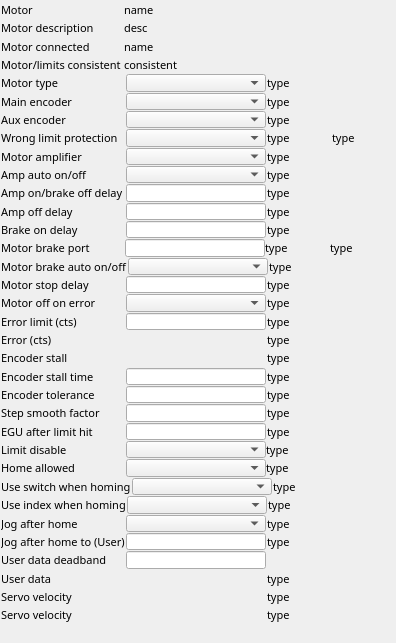
Above: GalilSup/op/ui/galil_motor_extras.ui from motorapp/Galil before the change. Below: the same form after it.
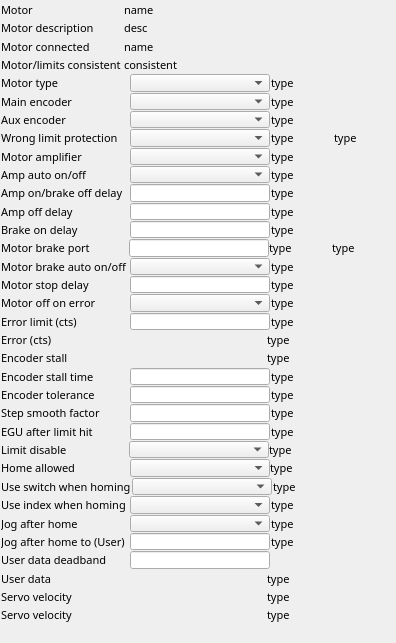
That is the form after the change. Custom widgets are drawn as their Qt base class.

Diff of the .ui file:
```diff
--- a/GalilSup/op/ui/galil_motor_extras.ui
+++ b/GalilSup/op/ui/galil_motor_extras.ui
@@ -345,7 +345,7 @@
        </property>
        <property name="minimumSize">
         <size>
-         <width>124</width>
+         <width>128</width>
          <height>0</height>
         </size>
        </property>
@@ -436,7 +436,7 @@
        </property>
        <property name="minimumSize">
         <size>
-         <width>124</width>
+         <width>128</width>
          <height>0</height>
         </size>
        </property>
@@ -527,7 +527,7 @@
        </property>
        <property name="minimumSize">
         <size>
-         <width>124</width>
+         <width>128</width>
          <height>0</height>
         </size>
        </property>
@@ -618,7 +618,7 @@
        </property>
        <property name="minimumSize">
         <size>
-         <width>124</width>
+         <width>128</width>
          <height>0</height>
         </size>
        </property>
@@ -741,7 +741,7 @@
        </property>
        <property name="minimumSize">
         <size>
-         <width>124</width>
+         <width>128</width>
          <height>0</height>
         </size>
        </property>
@@ -832,7 +832,7 @@
        </property>
        <property name="minimumSize">
         <size>
-         <width>124</width>
+         <width>128</width>
          <height>0</height>
         </size>
        </property>
@@ -923,7 +923,7 @@
        </property>
        <property name="minimumSize">
         <size>
-         <width>124</width>
+         <width>128</width>
          <height>0</height>
         </size>
        </property>
@@ -1017,7 +1017,7 @@
        </property>
        <property name="minimumSize">
         <size>
-         <width>124</width>
+         <width>128</width>
          <height>0</height>
         </size>
        </property>
@@ -1111,7 +1111,7 @@
        </property>
        <property name="minimumSize">
         <size>
-         <width>124</width>
+         <width>128</width>
          <height>0</height>
         </size>
        </property>
@@ -1205,7 +1205,7 @@
        </property>
        <property name="minimumSize">
         <size>
-         <width>124</width>
+         <width>128</width>
          <height>0</height>
         </size>
        </property>
@@ -1327,7 +1327,7 @@
        </property>
        <property name="minimumSize">
         <size>
-         <width>124</width>
+         <width>128</width>
          <height>0</height>
         </size>
        </property>
@@ -1418,7 +1418,7 @@
        </property>
        <property name="minimumSize">
         <size>
-         <width>124</width>
+         <width>128</width>
          <height>0</height>
         </size>
        </property>
@@ -1512,7 +1512,7 @@
        </property>
        <property name="minimumSize">
         <size>
-         <width>124</width>
+         <width>128</width>
          <height>0</height>
         </size>
        </property>
@@ -1603,7 +1603,7 @@
        </property>
        <property name="minimumSize">
         <size>
-         <width>124</width>
+         <width>128</width>
          <height>0</height>
         </size>
        </property>
@@ -1817,7 +1817,7 @@
        </property>
        <property name="minimumSize">
         <size>
-         <width>124</width>
+         <width>128</width>
          <height>0</height>
         </size>
        </property>
@@ -1911,7 +1911,7 @@
        </property>
        <property name="minimumSize">
         <size>
-         <width>124</width>
+         <width>128</width>
          <height>0</height>
         </size>
        </property>
@@ -2005,7 +2005,7 @@
        </property>
        <property name="minimumSize">
         <size>
-         <width>124</width>
+         <width>128</width>
          <height>0</height>
         </size>
        </property>
@@ -2099,7 +2099,7 @@
        </property>
        <property name="minimumSize">
         <size>
-         <width>124</width>
+         <width>128</width>
          <height>0</height>
         </size>
        </property>
@@ -2193,7 +2193,7 @@
        </property>
        <property name="minimumSize">
         <size>
-         <width>125</width>
+         <width>128</width>
          <height>0</height>
         </size>
        </property>
@@ -2284,7 +2284,7 @@
        </property>
        <property name="minimumSize">
         <size>
-         <width>125</width>
+         <width>129</width>
          <height>0</height>
         </size>
        </property>
@@ -2466,7 +2466,7 @@
        </property>
        <property name="minimumSize">
         <size>
-         <width>124</width>
+         <width>128</width>
          <height>0</height>
         </size>
        </property>
@@ -2557,7 +2557,7 @@
        </property>
        <property name="minimumSize">
         <size>
-         <width>124</width>
+         <width>128</width>
          <height>0</height>
         </size>
        </property>
@@ -2648,7 +2648,7 @@
        </property>
        <property name="minimumSize">
         <size>
-         <width>124</width>
+         <width>128</width>
          <height>0</height>
         </size>
        </property>
@@ -2742,7 +2742,7 @@
        </property>
        <property name="minimumSize">
         <size>
-         <width>124</width>
+         <width>128</width>
          <height>0</height>
         </size>
        </property>
```
Left out of the diff: 2 changed lines with no effect on the pictures.
